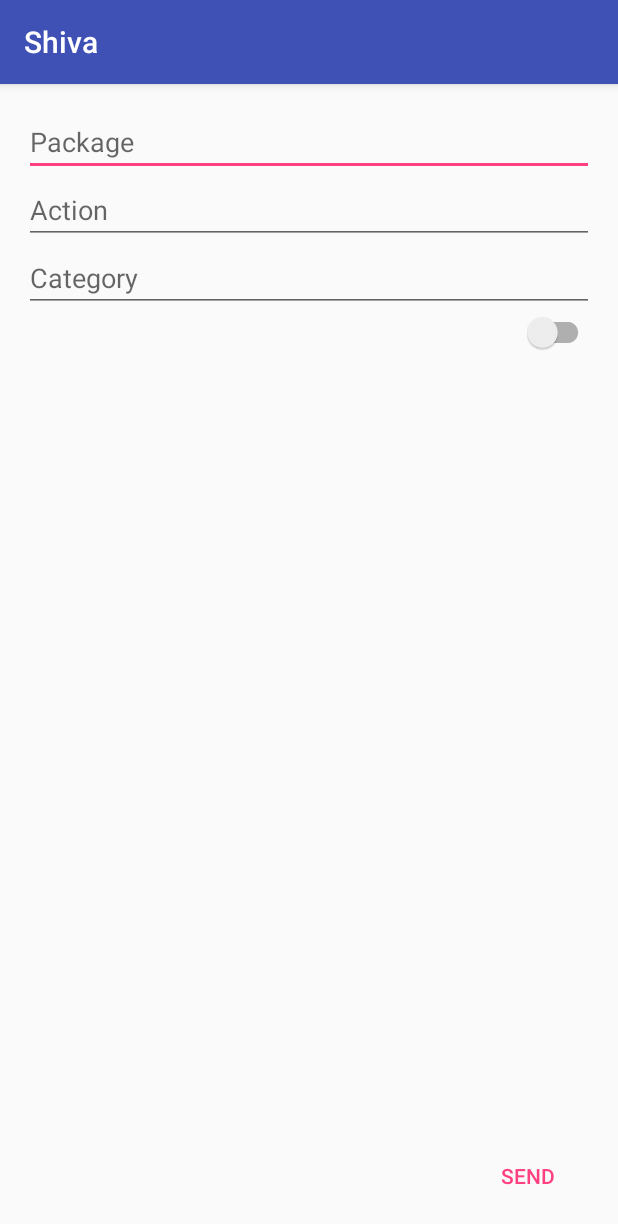
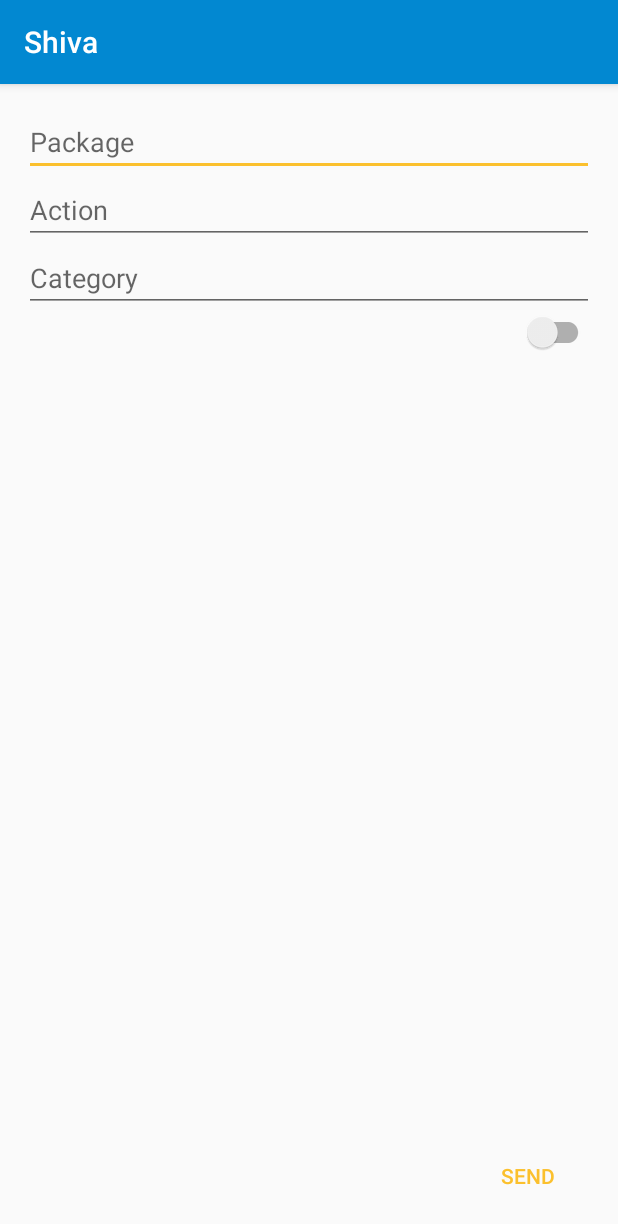
Before and after one commit to dmitvitalii/Shiva, an Android app: the screen it shows after launch (MainActivity), on a phone screen of 412 x 824 dp. Shown: the top 1224 px of the screen. Run offline under Robolectric (Android 15) with nearby library versions, the phone set to English and light mode, and no system bars; plain views replace ToggleSwitch.

Commit message:
Change colors

```diff
--- a/app/src/main/res/values/colors.xml
+++ b/app/src/main/res/values/colors.xml
@@ -1,6 +1,6 @@
 <?xml version="1.0" encoding="utf-8"?>
 <resources>
-    <color name="colorPrimary">#3F51B5</color>
-    <color name="colorPrimaryDark">#303F9F</color>
-    <color name="colorAccent">#FF4081</color>
+    <color name="colorPrimaryDark">#0277BD</color>
+    <color name="colorPrimary">#0288D1</color>
+    <color name="colorAccent">#FBC02D</color>
 </resources>
```
